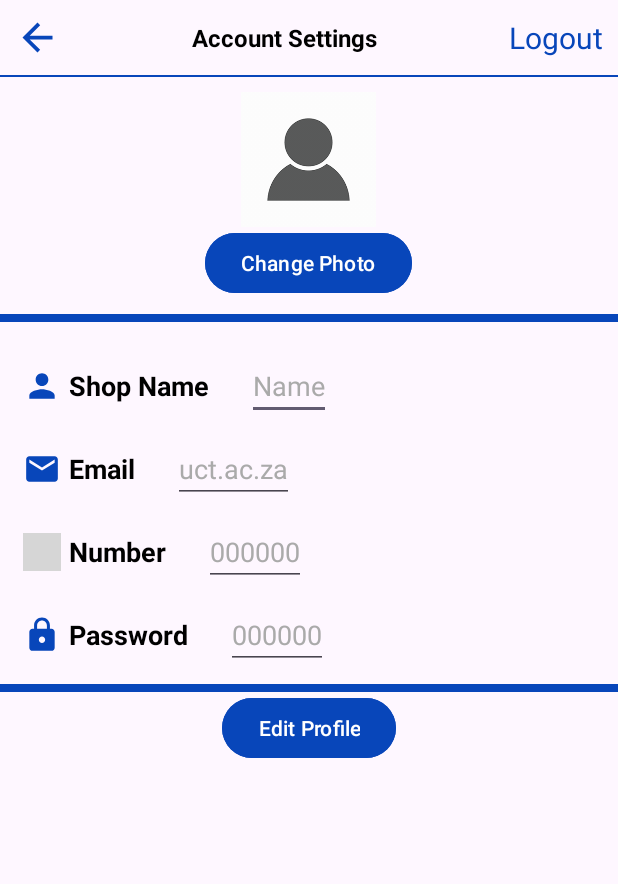
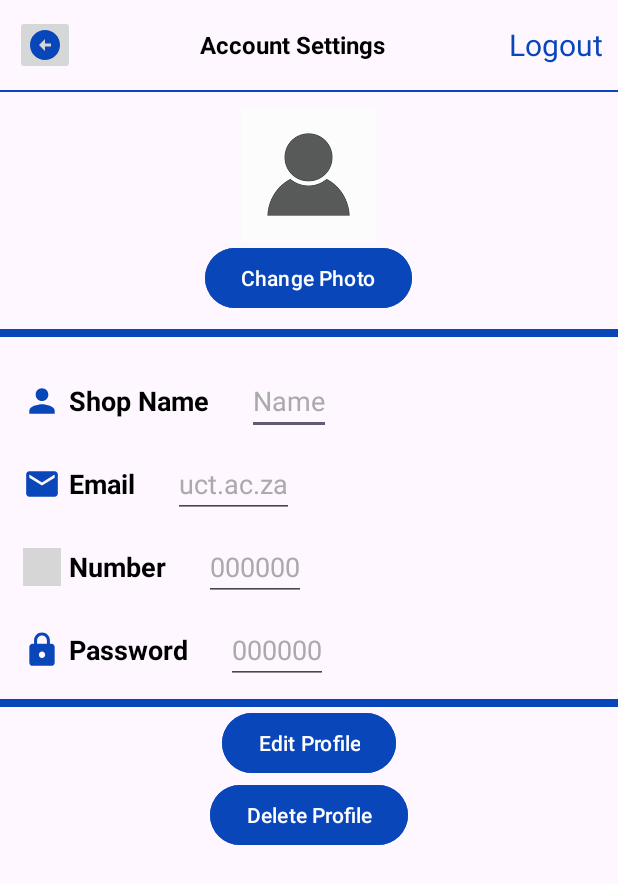
Before and after one commit to Mbali2000/FoodiesG1, an Android app: the fragment ProfileFragment shown on its own in the app's theme, on a phone screen of 412 x 824 dp. Shown: the top 884 px of the screen. Run offline under Robolectric (Android 15) with nearby library versions, the phone set to English and light mode, and no system bars; our stand-ins replace Firebase (no records; nobody signed in at launch, a user with empty details on screens opened directly); grey boxes are pictures that could not be loaded.

Commit message:
Linked buttons from profile and fragments. Still some bugs to fix

```diff
--- a/app/src/main/java/com/example/foodiesg1/Fragments/HomeFragment.kt
+++ b/app/src/main/java/com/example/foodiesg1/Fragments/HomeFragment.kt
@@ -41,8 +41,8 @@ class HomeFragment : Fragment() {
         savedInstanceState: Bundle?
     ): View? {
         binding = FragmentHomeBinding.inflate(inflater, container, false)
-        //binding.itemList.layoutManage=LineaLayoutManager(context)
-        //binding.itemList.hasFixedSize()
+        binding.itemList.layoutManager=LineaLayoutManager(context)
+        binding..hasFixedSize()
         shopArrayList = arrayListOf<shopDC>()
 
         nodeList = arrayListOf<tempClass>()
@@ -73,7 +73,7 @@ class HomeFragment : Fragment() {
 
                     }
                     var adapter = shopAdapter(shopArrayList)
-                    binding.shopList.adapter = adapter
+                    //binding.shplst.adapter = adapter
                     adapter.setOnItemClickListener(object : shopAdapter.OnItemClickListener{
                         override fun onItemClick(position: Int) {
                             val ctshp = nodeList[position]
--- /dev/null
+++ b/app/src/main/res/drawable/baseline_arrow_circle_left_24.xml
@@ -0,0 +1,5 @@
+<vector android:height="24dp" android:tint="@color/blue"
+    android:viewportHeight="24" android:viewportWidth="24"
+    android:width="24dp" xmlns:android="http://schemas.android.com/apk/res/android">
+    <path android:fillColor="@android:color/white" android:pathData="M2,12c0,5.52 4.48,10 10,10s10,-4.48 10,-10c0,-5.52 -4.48,-10 -10,-10C6.48,2 2,6.48 2,12zM12,11l4,0v2l-4,0l0,3l-4,-4l4,-4L12,11z"/>
+</vector>
--- a/app/src/main/res/layout/fragment_profile.xml
+++ b/app/src/main/res/layout/fragment_profile.xml
@@ -212,6 +212,16 @@
         android:text="Edit Profile"
         android:layout_gravity="center_horizontal"/>
 
+    <Button
+        android:id="@+id/btn_deleteprofie"
+        android:layout_width="wrap_content"
+        android:layout_height="wrap_content"
+        android:backgroundTint="@color/blue"
+        android:text="Delete Profile"
+        android:layout_gravity="center_horizontal"/>
+
+
+
 
 
 
--- a/app/src/main/res/layout/profile_topbar.xml
+++ b/app/src/main/res/layout/profile_topbar.xml
@@ -12,11 +12,12 @@
         android:id="@+id/linear_lay"
         android:orientation="horizontal">
 
-        <ImageView
-            android:layout_width="30dp"
-            android:layout_height="30dp"
+        <ImageButton
+            android:id="@+id/btn_backoverview"
+            android:layout_width="40dp"
+            android:layout_height="40dp"
             android:layout_alignParentLeft="true"
-            android:src="@drawable/ic_baseline_arrow_back_24" />
+            android:src="@drawable/baseline_arrow_circle_left_24" />
 
         <TextView
             android:layout_weight="1"
```
Also changed, not shown: app/src/main/java/com/example/foodiesg1/Fragments/ProfileFragment.kt (+10 -3 lines), app/src/main/res/layout/fragment_home.xml (+22 -5 lines).
